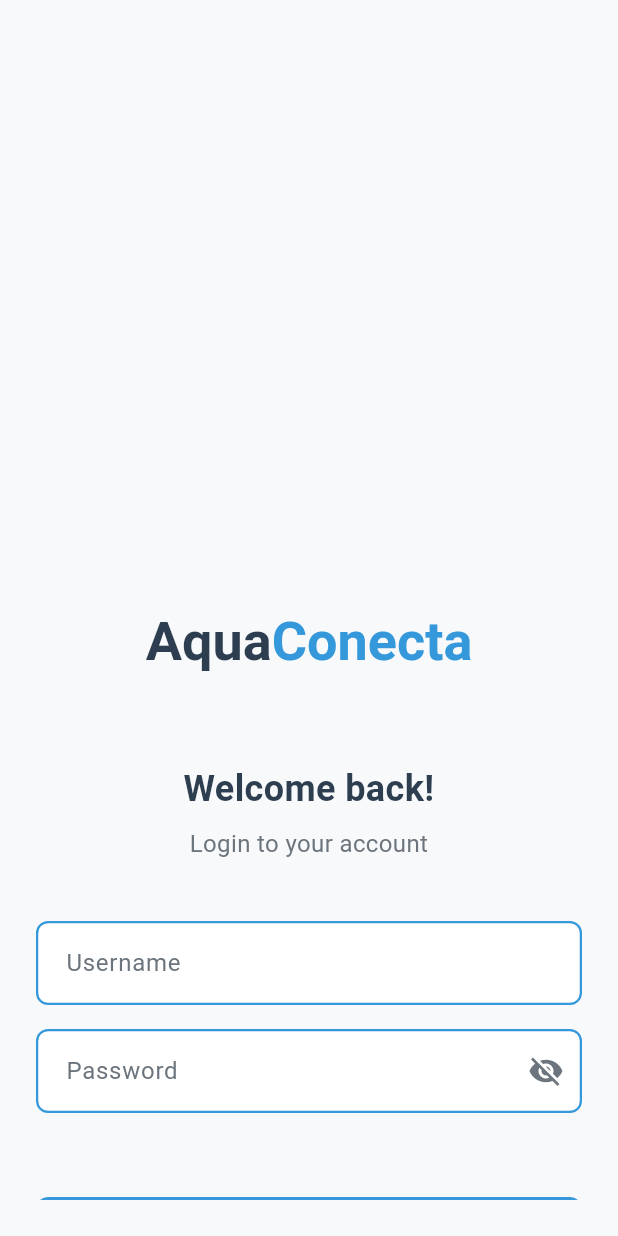
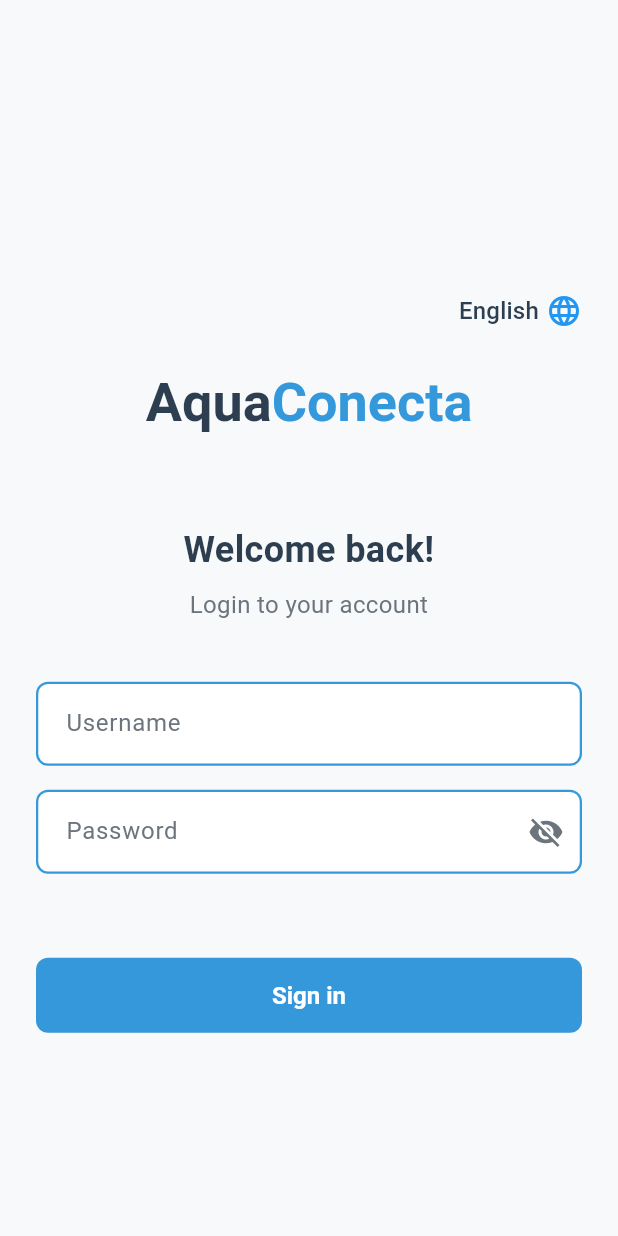
Before and after one commit to IronCoders-IOT/mobile_iot, a Flutter app: the screen it shows after launch, on a phone screen of 412 x 824 dp. Run offline on Flutter 3.47's test engine with Material 3 defaults, Android fonts, the phone set to English and light mode, and no system bars; our stand-ins replace envied, equatable, flutter_bloc, flutter_secure_storage, shared_preferences; generated files the repository leaves out were written again; Roboto replaces fonts that are missing (System).

Commit message:
fix: login screen fixed

```diff
--- a/lib/analytics/presentation/dashboard_screen.dart
+++ b/lib/analytics/presentation/dashboard_screen.dart
@@ -17,12 +17,12 @@ import 'package:mobile_iot/shared/widgets/circular_progress_painter.dart';
 import 'package:mobile_iot/analytics/domain/entities/water_reading.dart';
 import '../application/device_use_case.dart';
 import '../application/event_use_case.dart';
+import '../domain/logic/get_localized_water_type.dart';
 import '../infrastructure/repositories/device_repository_impl.dart';
 import '../infrastructure/repositories/event_repository_impl.dart';
 import '../infrastructure/service/device_api_service.dart';
 import '../infrastructure/service/event_api_service.dart';
 import '../../l10n/app_localizations.dart';
-import 'package:flutter/foundation.dart';
 import '../../../main.dart';
 
 /// A screen that displays water tank analytics and monitoring dashboard for the authenticated user.
@@ -583,7 +583,7 @@ class _DashboardScreenState extends State<DashboardScreen>
                 crossAxisAlignment: CrossAxisAlignment.start,
                 children: [
                   Text(
-                    reading.type,
+                    getLocalizedWaterType(context, reading.type),
                     style: const TextStyle(
                       fontSize: 14,
                       fontWeight: FontWeight.w600,
--- a/lib/iam/presentation/login_screen.dart
+++ b/lib/iam/presentation/login_screen.dart
@@ -1,11 +1,7 @@
 import 'package:flutter/material.dart';
 import 'package:flutter_bloc/flutter_bloc.dart';
-import 'package:mobile_iot/iam/application/sign_in_use_case.dart';
 import 'package:mobile_iot/iam/domain/entities/credentials.dart';
 import 'package:mobile_iot/iam/domain/logic/auth_validators.dart';
-import 'package:mobile_iot/shared/helpers/secure_storage_service.dart';
-import 'package:mobile_iot/iam/infrastructure/service/auth_api_service.dart';
-import 'package:mobile_iot/iam/infrastructure/repositories/auth_repository_impl.dart';
 import 'package:mobile_iot/shared/widgets/app_logo.dart';
 import 'package:mobile_iot/shared/widgets/app_text_field.dart';
 import 'package:mobile_iot/shared/widgets/app_button.dart';
@@ -13,6 +9,7 @@ import 'package:mobile_iot/iam/presentation/widgets/app_welcome_section.dart';
 import 'package:mobile_iot/iam/presentation/bloc/auth/bloc/bloc.dart';
 import '../../shared/widgets/app_colors.dart';
 import '../../l10n/app_localizations.dart';
+import '../../../main.dart';
 
 /// A screen that handles user authentication and login.
 ///
@@ -116,12 +113,7 @@ class _LoginScreenState extends State<LoginScreen> {
 
   @override
   Widget build(BuildContext context) {
-    return BlocProvider<AuthBloc>(
-      create: (context) => AuthBloc(
-        signInUseCase: SignInUseCase(AuthRepositoryImpl(AuthApiService())),
-        secureStorage: SecureStorageService(),
-      ),
-      child: BlocConsumer<AuthBloc, AuthState>(
+    return BlocConsumer<AuthBloc, AuthState>(
       // Listen for state changes to handle side effects (like navigation)
       listener: (context, state) {
         if (state is AuthSuccessState) {
@@ -158,27 +150,27 @@ class _LoginScreenState extends State<LoginScreen> {
                       mainAxisAlignment: MainAxisAlignment.center,
                       crossAxisAlignment: CrossAxisAlignment.stretch,
                       children: [
+                        // Language switcher aligned to the right
+                        Row(
+                          mainAxisAlignment: MainAxisAlignment.end,
+                          children: [
+                            _buildLanguageDropdown(context),
+                          ],
+                        ),
+                        const SizedBox(height: 16),
                         // App logo section
-                          const Spacer(flex: 2),
                         const AppLogo(fontSize: 36),
-
                         const SizedBox(height: 60),
-
                         // Welcome message section
                         AppWelcomeSection(
                           title: AppLocalizations.of(context)!.welcomeBack,
                           subtitle: AppLocalizations.of(context)!.loginToYourAccount,
                         ),
-
                         const SizedBox(height: 40),
-
                         // Login form with username and password fields
                         _buildLoginForm(),
-
                         const SizedBox(height: 24),
-
                         const SizedBox(height: 32),
-
                         // Sign in button
                         _buildSignInButton(state),
                       ],
@@ -190,7 +182,6 @@ class _LoginScreenState extends State<LoginScreen> {
           ),
         );
       },
-      ),
     );
   }
 
@@ -213,7 +204,7 @@ class _LoginScreenState extends State<LoginScreen> {
           // Username field
           AppTextField(
             controller: _usernameController,
-            hintText: 'Username',
+            hintText: AppLocalizations.of(context)!.username,
             keyboardType: TextInputType.text,
             textInputAction: TextInputAction.next,
             validator: validateUsername,
@@ -224,7 +215,7 @@ class _LoginScreenState extends State<LoginScreen> {
           // Password field
           AppTextField(
             controller: _passwordController,
-            hintText: 'Password',
+            hintText: AppLocalizations.of(context)!.password,
             obscureText: !_isPasswordVisible,
             textInputAction: TextInputAction.done,
             suffixIcon: IconButton(
@@ -261,9 +252,33 @@ class _LoginScreenState extends State<LoginScreen> {
   Widget _buildSignInButton(AuthState state) {
     final isLoading = state is AuthLoadingState;
     return AppButton(
-      text: 'Sign in',
+      text: AppLocalizations.of(context)!.signIn,
       onPressed: isLoading ? null : _handleLogin,
       isLoading: isLoading,
     );
   }
+
+  Widget _buildLanguageDropdown(BuildContext context) {
+    Locale currentLocale = Localizations.localeOf(context);
+    return DropdownButton<Locale>(
+      value: currentLocale.languageCode == 'es' ? const Locale('es') : const Locale('en'),
+      icon: const Icon(Icons.language, color: Colors.blue),
+      underline: Container(height: 0),
+      onChanged: (Locale? newLocale) {
+        if (newLocale != null) {
+          AquaConectaAppState.changeLocale(newLocale);
         }
+      },
+      items: [
+        DropdownMenuItem(
+          value: const Locale('en'),
+          child: Text('English'),
+        ),
+        DropdownMenuItem(
+          value: const Locale('es'),
+          child: Text('Español'),
+        ),
+      ],
+    );
+  }
+}
--- a/lib/l10n/app_en.arb
+++ b/lib/l10n/app_en.arb
@@ -81,6 +81,10 @@
   "waterMeasurement": "Water Measurement",
   "searchReports": "Search reports...",
   "reports": "REPORTS",
+  "username": "Username",
+  "password": "Password",
+  "signIn": "Sign in",
+  "water": "Water",
   "requestedLitersOfWater": "Requested {liters} liters of water",
   "@helloWorld": {
     "description": "The conventional newborn programmer greeting"
--- a/lib/l10n/app_es.arb
+++ b/lib/l10n/app_es.arb
@@ -81,5 +81,9 @@
   "waterMeasurement": "Medición de Agua",
   "searchReports": "Buscar reportes...",
   "reports": "REPORTES",
+  "username": "Usuario",
+  "password": "Contraseña",
+  "signIn": "Iniciar sesión",
+  "water": "Agua",
   "requestedLitersOfWater": "Solicitados {liters} litros de agua"
 }
--- a/lib/l10n/app_localizations.dart
+++ b/lib/l10n/app_localizations.dart
@@ -587,6 +587,18 @@ abstract class AppLocalizations {
   /// **'REPORTS'**
   String get reports;
 
+  /// No description provided for @password.
+  ///
+  /// In en, this message translates to:
+  /// **'Password'**
+  String get password;
+
+  /// No description provided for @signIn.
+  ///
+  /// In en, this message translates to:
+  /// **'Sign in'**
+  String get signIn;
+
   /// Message showing requested water amount
   ///
   /// In en, this message translates to:
--- a/lib/l10n/app_localizations_en.dart
+++ b/lib/l10n/app_localizations_en.dart
@@ -255,6 +255,12 @@ class AppLocalizationsEn extends AppLocalizations {
   String get reports => 'REPORTS';
 
   @override
+  String get password => 'Password';
+
+  @override
+  String get signIn => 'Sign in';
+
+  @override
   String requestedLitersOfWater(int liters) {
     return 'Requested $liters liters of water';
   }
--- a/lib/main.dart
+++ b/lib/main.dart
@@ -9,8 +9,14 @@ import 'package:mobile_iot/profiles/presentation/profile_screen.dart';
 import 'package:mobile_iot/analytics/presentation/reports_screen.dart';
 import 'package:mobile_iot/shared/helpers/splash_screen.dart';
 import 'package:mobile_iot/analytics/presentation/report_creation_screen.dart';
-import 'package:flutter_localizations/flutter_localizations.dart';
 import 'l10n/app_localizations.dart';
+import 'package:flutter_bloc/flutter_bloc.dart';
+import 'package:mobile_iot/iam/presentation/bloc/auth/bloc/auth_bloc.dart';
+import 'package:mobile_iot/iam/application/sign_in_use_case.dart';
+import 'package:mobile_iot/iam/infrastructure/repositories/auth_repository_impl.dart';
+import 'package:mobile_iot/iam/infrastructure/service/auth_api_service.dart';
+import 'package:mobile_iot/shared/helpers/secure_storage_service.dart';
+import 'package:shared_preferences/shared_preferences.dart';
 
 
 void main() {
@@ -36,6 +42,17 @@ class AquaConectaAppState extends State<AquaConectaApp> {
   void initState() {
     super.initState();
     _instance = this;
+    _loadSavedLocale();
+  }
+
+  Future<void> _loadSavedLocale() async {
+    final prefs = await SharedPreferences.getInstance();
+    final savedLocale = prefs.getString('locale');
+    if (savedLocale != null) {
+      setState(() {
+        _locale = Locale(savedLocale);
+      });
+    }
   }
 
   @override
@@ -46,10 +63,12 @@ class AquaConectaAppState extends State<AquaConectaApp> {
     super.dispose();
   }
 
-  void setLocale(Locale locale) {
+  void setLocale(Locale locale) async {
     setState(() {
       _locale = locale;
     });
+    final prefs = await SharedPreferences.getInstance();
+    await prefs.setString('locale', locale.languageCode);
   }
 
   static void changeLocale(Locale locale) {
@@ -213,7 +232,13 @@ class AquaConectaAppState extends State<AquaConectaApp> {
 
       // Rutas nombradas
       routes: {
-        '/login': (context) => const LoginScreen(),
+        '/login': (context) => BlocProvider<AuthBloc>(
+          create: (_) => AuthBloc(
+            signInUseCase: SignInUseCase(AuthRepositoryImpl(AuthApiService())),
+            secureStorage: SecureStorageService(),
+          ),
+          child: const LoginScreen(),
+        ),
         '/dashboard': (context) => const DashboardScreen(),
         '/profile': (context) => const ProfileScreen(),
         '/edit-profile': (context) => const ProfileEditionScreen(),
@@ -226,7 +251,13 @@ class AquaConectaAppState extends State<AquaConectaApp> {
       // Ruta por defecto cuando no se encuentra una ruta
       onUnknownRoute: (settings) {
         return MaterialPageRoute(
-          builder: (context) => const LoginScreen(),
+          builder: (context) => BlocProvider<AuthBloc>(
+            create: (_) => AuthBloc(
+              signInUseCase: SignInUseCase(AuthRepositoryImpl(AuthApiService())),
+              secureStorage: SecureStorageService(),
+            ),
+            child: const LoginScreen(),
+          ),
         );
       },
     );
```
Also changed, not shown: lib/analytics/domain/logic/get_localized_water_type.dart (added, +12 -0 lines), lib/iam/domain/logic/auth_validators.dart (+2 -7 lines), lib/l10n/app_localizations_es.dart (+7 -1 lines). Lines whose indentation alone changed are shown as unchanged.
